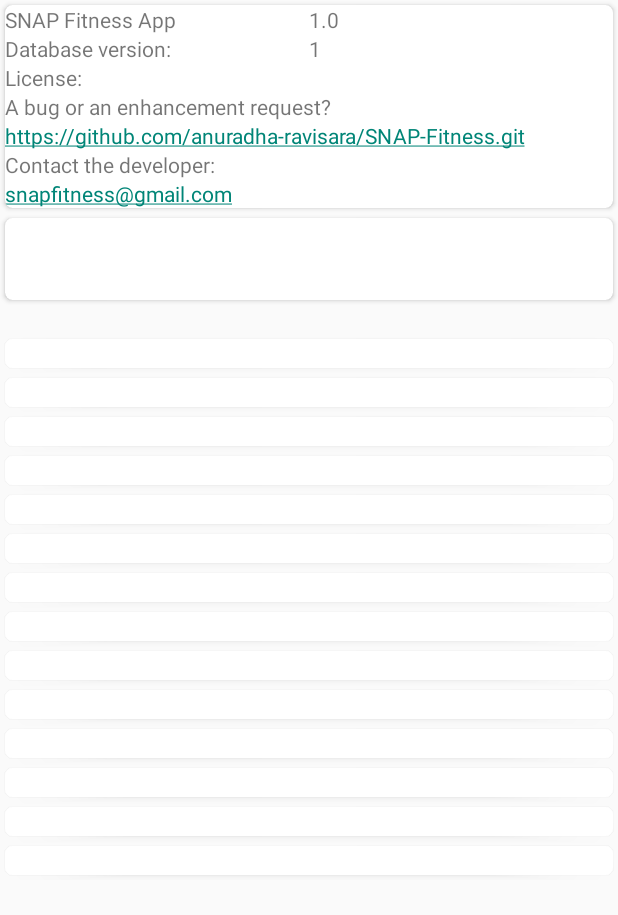
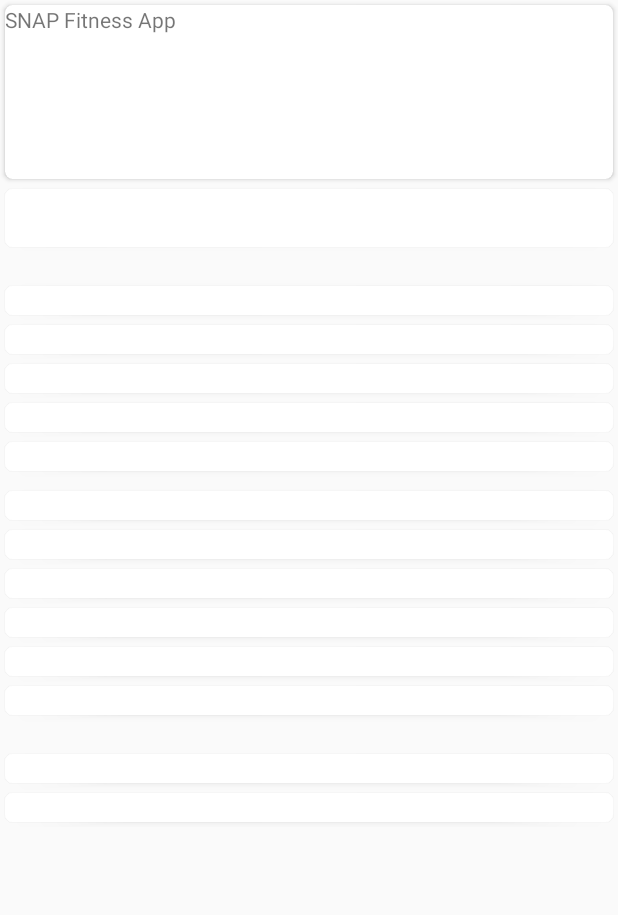
Before and after one commit to anuradha-ravisara/SNAP-Fitness, an Android app: the fragment AboutFragment shown on its own in the app's theme, on a phone screen of 412 x 824 dp. Shown: the top 915 px of the screen. Run offline under Robolectric (Android 15) with nearby library versions, the phone set to English and light mode, and no system bars; libraries missing offline, so code that uses them is left out: de.psdev.licensesdialog; 5 statements that could not run were skipped.

Commit message:
Update tab_about.xml

```diff
--- a/app/src/main/res/layout/tab_about.xml
+++ b/app/src/main/res/layout/tab_about.xml
@@ -39,8 +39,9 @@
                     <TextView
                         android:layout_width="fill_parent"
                         android:layout_height="wrap_content"
-                        android:layout_weight="50"
-                        android:text="@string/app_version" />
+                        android:layout_weight="50">
+
+                    </TextView>
 
                 </LinearLayout>
 
@@ -54,14 +55,7 @@
                         android:layout_width="fill_parent"
                         android:layout_height="wrap_content"
                         android:layout_weight="50"
-                        android:text="@string/database_version_label" />
-
-                    <TextView
-                        android:id="@+id/database_version"
-                        android:layout_width="fill_parent"
-                        android:layout_height="wrap_content"
-                        android:layout_weight="50"
-                        android:text="1" />
+                        />
 
                 </LinearLayout>
 
@@ -82,18 +76,7 @@
                     <TextView
                         android:layout_width="fill_parent"
                         android:layout_height="wrap_content"
-                        android:layout_weight="50"
-                        android:text="@string/license" />
-
-                    <TextView
-                        android:id="@+id/FastNFitness"
-                        android:layout_width="fill_parent"
-                        android:layout_height="wrap_content"
-                        android:layout_weight="50"
-                        android:autoLink="web"
-                        android:linksClickable="false"
-                        android:text="@string/bsd3"
-                        android:textColor="#ff008577" />
+                        android:layout_weight="50" />
 
                 </LinearLayout>
 
@@ -104,32 +87,25 @@
                     android:orientation="vertical">
 
                     <TextView
+                        android:layout_width="match_parent"
+                        android:layout_height="wrap_content"
+                        android:layout_weight="50"
+                        android:autoLink="web" />
+
+                    <TextView
                         android:layout_width="fill_parent"
                         android:layout_height="wrap_content"
-                        android:layout_weight="50"
-                        android:text="A bug or an enhancement request?" />
+                        android:layout_weight="50">
+
+                    </TextView>
 
                     <TextView
                         android:layout_width="match_parent"
                         android:layout_height="wrap_content"
                         android:layout_weight="50"
-                        android:autoLink="web"
-                        android:text="@string/opensource_url"
-                        android:textIsSelectable="true" />
+                        android:autoLink="email">
 
-                    <TextView
-                        android:layout_width="fill_parent"
-                        android:layout_height="wrap_content"
-                        android:layout_weight="50"
-                        android:text="@string/email_label" />
-
-                    <TextView
-                        android:layout_width="match_parent"
-                        android:layout_height="wrap_content"
-                        android:layout_weight="50"
-                        android:autoLink="email"
-                        android:text="@string/email_url"
-                        android:textIsSelectable="true" />
+                    </TextView>
 
                 </LinearLayout>
 
@@ -151,13 +127,13 @@
                 <TextView
                     android:layout_width="fill_parent"
                     android:layout_height="wrap_content"
-                    android:text="@string/revision_history_label" />
+                     />
 
                 <TextView
                     android:layout_width="fill_parent"
                     android:layout_height="wrap_content"
                     android:paddingStart="10dp"
-                    android:text="@string/revision_history" />
+                    />
 
             </LinearLayout>
 
@@ -166,7 +142,7 @@
         <TextView
             android:layout_width="fill_parent"
             android:layout_height="wrap_content"
-            android:text="@string/thanks_label" />
+             />
 
 
         <LinearLayout
@@ -185,7 +161,7 @@
                     android:layout_width="fill_parent"
                     android:layout_height="wrap_content"
                     android:paddingStart="10dp"
-                    android:text="@string/MPAndroidChart_content" />
+                     />
 
             </androidx.cardview.widget.CardView>
 
@@ -199,7 +175,7 @@
                     android:layout_width="fill_parent"
                     android:layout_height="wrap_content"
                     android:paddingStart="10dp"
-                    android:text="@string/javaCSV_content" />
+                     />
 
             </androidx.cardview.widget.CardView>
 
@@ -213,7 +189,7 @@
                     android:layout_width="fill_parent"
                     android:layout_height="wrap_content"
                     android:paddingStart="10dp"
-                    android:text="@string/antoniomChronometer_content" />
+                     />
 
             </androidx.cardview.widget.CardView>
 
@@ -227,7 +203,7 @@
                     android:layout_width="fill_parent"
                     android:layout_height="wrap_content"
                     android:paddingStart="10dp"
-                    android:text="@string/LicensesDialog_content" />
+                     />
 
             </androidx.cardview.widget.CardView>
 
@@ -241,7 +217,7 @@
                     android:layout_width="fill_parent"
                     android:layout_height="wrap_content"
                     android:paddingStart="10dp"
-                    android:text="@string/MaterialIntro_content" />
+                    />
 
             </androidx.cardview.widget.CardView>
 
@@ -249,13 +225,6 @@
                 style="@style/CardViewStyle"
                 android:layout_width="match_parent"
                 android:layout_height="wrap_content">
-
-                <TextView
-                    android:id="@+id/TimePickerWithSeconds"
-                    android:layout_width="fill_parent"
-                    android:layout_height="wrap_content"
-                    android:paddingStart="10dp"
-                    android:text="@string/TimePickerWithSeconds_content" />
 
             </androidx.cardview.widget.CardView>
 
@@ -269,7 +238,7 @@
                     android:layout_width="fill_parent"
                     android:layout_height="wrap_content"
                     android:paddingStart="10dp"
-                    android:text="@string/SmartTabLayout_content" />
+                    />
 
             </androidx.cardview.widget.CardView>
 
@@ -283,7 +252,7 @@
                     android:layout_width="fill_parent"
                     android:layout_height="wrap_content"
                     android:paddingStart="10dp"
-                    android:text="@string/flaticon_content" />
+                     />
 
             </androidx.cardview.widget.CardView>
 
@@ -297,7 +266,7 @@
                     android:layout_width="fill_parent"
                     android:layout_height="wrap_content"
                     android:paddingStart="10dp"
-                    android:text="@string/freepik_content" />
+                    />
 
             </androidx.cardview.widget.CardView>
 
@@ -311,7 +280,7 @@
                     android:layout_width="fill_parent"
                     android:layout_height="wrap_content"
                     android:paddingStart="10dp"
-                    android:text="@string/circleprogress_content" />
+                    />
 
             </androidx.cardview.widget.CardView>
 
@@ -325,7 +294,7 @@
                     android:layout_width="fill_parent"
                     android:layout_height="wrap_content"
                     android:paddingStart="10dp"
-                    android:text="@string/circularImageView_content" />
+                    />
 
             </androidx.cardview.widget.CardView>
 
@@ -339,9 +308,15 @@
                     android:layout_width="fill_parent"
                     android:layout_height="wrap_content"
                     android:paddingStart="10dp"
-                    android:text="@string/ktoast_content" />
+                     />
 
             </androidx.cardview.widget.CardView>
+
+            <TextView
+                android:id="@+id/TimePickerWithSeconds"
+                android:layout_width="fill_parent"
+                android:layout_height="wrap_content"
+                android:paddingStart="10dp" />
 
             <androidx.cardview.widget.CardView
                 style="@style/CardViewStyle"
@@ -353,7 +328,7 @@
                     android:layout_width="fill_parent"
                     android:layout_height="wrap_content"
                     android:paddingStart="10dp"
-                    android:text="@string/SweetAlertDialog_content" />
+                     />
 
             </androidx.cardview.widget.CardView>
 
@@ -386,8 +361,7 @@
                     android:id="@+id/MaterialFavoriteButton"
                     android:layout_width="fill_parent"
                     android:layout_height="wrap_content"
-                    android:paddingStart="10dp"
-                    android:text="@string/MaterialFavoriteButton_content" />
+                    android:paddingStart="10dp" />
 
             </androidx.cardview.widget.CardView>
 
```
